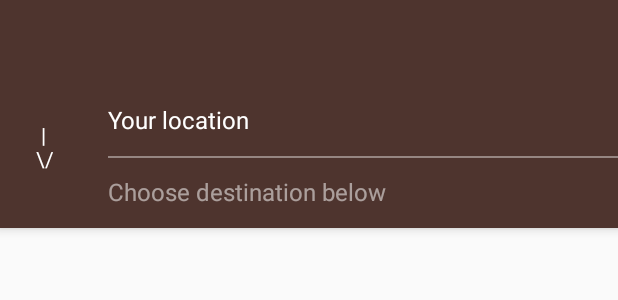
After one commit to mvhs-apps/mvhs-app, an Android app: the layout navigation_selection_appbar.xml on its own in the app's theme, with its tools: preview values and no code run, on a phone screen of 412 x 824 dp. The commit adds this screen. Shown: the top 300 px of the screen. Run offline under Robolectric (Android 15) with nearby library versions, the phone set to English and light mode, and no system bars.

Commit message:
FAB, navigation UI, etc

```diff
--- a/app/src/main/java/com/mvhsapp/app/MapListFragment.java
+++ b/app/src/main/java/com/mvhsapp/app/MapListFragment.java
@@ -115,7 +115,8 @@ public class MapListFragment extends Fragment {
                 itemView.setOnClickListener(new View.OnClickListener() {
                     @Override
                     public void onClick(View v) {
-                        ((MapActivity) getActivity()).showMarkerInfoWindow(mLocations.get(getLayoutPosition()));
+                        MapActivity activity = (MapActivity) getActivity();
+                        activity.onMapListItemClicked(mLocations.get(getLayoutPosition()));
                     }
                 });
             }
--- a/app/src/main/java/com/mvhsapp/app/widget/SearchView.java
+++ b/app/src/main/java/com/mvhsapp/app/widget/SearchView.java
@@ -20,7 +20,7 @@ import com.mvhsapp.app.R;
 import java.lang.reflect.Method;
 
 /**
- * SearchView
+ * SearchView - based on SearchView in appcompat-v7 library's action bar widget
  */
 public class SearchView extends RelativeLayout {
 
@@ -190,6 +190,10 @@ public class SearchView extends RelativeLayout {
         mSearchViewCallback = listener;
     }
 
+    public void focus() {
+        mSearchboxEditText.requestFocus();
+    }
+
     private void setImeVisibility(final boolean visible) {
         if (visible) {
             post(mShowImeRunnable);
--- /dev/null
+++ b/app/src/main/res/layout/navigation_selection_appbar.xml
@@ -0,0 +1,65 @@
+<?xml version="1.0" encoding="utf-8"?>
+<RelativeLayout xmlns:android="http://schemas.android.com/apk/res/android"
+    xmlns:app="http://schemas.android.com/apk/res-auto"
+    xmlns:tools="http://schemas.android.com/tools"
+    android:id="@id/navigation_selection_appbar"
+    android:layout_width="match_parent"
+    android:layout_height="152dp"
+    android:background="#4E342E"
+    android:elevation="4dp"
+    android:theme="@style/ThemeOverlay.AppCompat.Dark"
+    android:visibility="gone"
+    tools:visibility="visible">
+
+    <android.support.v7.widget.Toolbar
+        android:id="@id/navigation_selection_toolbar"
+        android:layout_width="match_parent"
+        android:layout_height="@dimen/abc_action_bar_default_height_material"
+        android:theme="@style/ThemeOverlay.AppCompat.Dark.ActionBar"
+        app:contentInsetStart="72dp" />
+
+    <Button
+        android:id="@+id/navigation_appbar_startingloc_button"
+        android:layout_width="match_parent"
+        android:layout_height="wrap_content"
+        android:layout_below="@id/navigation_selection_toolbar"
+        android:layout_marginStart="64dp"
+        android:background="?selectableItemBackground"
+        android:fontFamily="sans-serif"
+        android:gravity="start|center_vertical"
+        android:paddingLeft="8dp"
+        android:text="Your location"
+        android:textAllCaps="false"
+        android:textColor="@android:color/white"
+        android:textSize="16sp" />
+
+    <Button
+        android:layout_width="match_parent"
+        android:layout_height="wrap_content"
+        android:layout_below="@id/navigation_appbar_startingloc_button"
+        android:layout_marginStart="64dp"
+        android:background="@null"
+        android:fontFamily="sans-serif"
+        android:gravity="start|center_vertical"
+        android:paddingLeft="8dp"
+        android:text="Choose destination below"
+        android:textAllCaps="false"
+        android:textColor="#87ffffff"
+        android:textSize="16sp" />
+
+    <View
+        android:layout_width="match_parent"
+        android:layout_height="1dp"
+        android:layout_below="@id/navigation_appbar_startingloc_button"
+        android:layout_marginLeft="72dp"
+        android:background="#67ffffff" />
+
+    <TextView
+        android:layout_width="16dp"
+        android:layout_height="wrap_content"
+        android:layout_marginLeft="24dp"
+        android:layout_marginTop="80dp"
+        android:text=" |\n\\/"
+        android:textColor="@android:color/white" />
+
+</RelativeLayout>
--- a/app/src/main/res/values/colors.xml
+++ b/app/src/main/res/values/colors.xml
@@ -1,6 +1,6 @@
 <?xml version="1.0" encoding="utf-8"?>
 <resources>
-    <item name="primary_dark" type="color">#F9A825</item>
+    <item name="primary_dark" type="color">#FBC02D</item>
     <item name="primary" type="color">#FDD835</item>
     <item name="accent" type="color">#FFD600</item>
 </resources>
--- a/app/src/main/res/values/ids.xml
+++ b/app/src/main/res/values/ids.xml
@@ -3,8 +3,6 @@
     <item name="main_button" type="id" />
     <item name="map_button" type="id" />
     <item name="activity_map_fragment_container" type="id" />
-    <item name="activity_map_button_clear_nav" type="id" />
-    <item name="activity_map_button_show_nav" type="id" />
     <item name="activity_map_checkbox_debug" type="id" />
     <item name="activity_map_searchbox" type="id" />
     <item name="activity_map_list_fragment_container" type="id" />
@@ -16,7 +14,10 @@
     <item name="searchbox_menu_button" type="id" />
     <item name="searchbox_edittext" type="id" />
     <item name="activity_map_searchbox_background" type="id" />
-    <item name="activity_map_navigation_text" type="id" />
     <item name="activity_map_nav_fab" type="id" />
     <item name="activity_map_my_loc_fab" type="id" />
+    <item name="navigation_selection_appbar" type="id" />
+    <item name="navigation_selection_toolbar" type="id" />
+    <item name="navigation_appbar" type="id" />
+    <item name="navigation_toolbar" type="id" />
 </resources>
```
Also changed, not shown: app/src/main/java/com/mvhsapp/app/MapActivity.java (+186 -84 lines), app/src/main/res/layout/activity_map.xml (+14 -14 lines), app/src/main/res/layout/navigation_appbar.xml (added, +28 -0 lines), app/src/main/res/drawable-hdpi/ic_directions_black_24dp.png (added), app/src/main/res/drawable-hdpi/ic_my_location_black_24dp.png (added), app/src/main/res/drawable-mdpi/ic_directions_black_24dp.png (added), app/src/main/res/drawable-mdpi/ic_my_location_black_24dp.png (added), app/src/main/res/drawable-xhdpi/ic_directions_black_24dp.png (added), app/src/main/res/drawable-xhdpi/ic_my_location_black_24dp.png (added), app/src/main/res/drawable-xxhdpi/ic_directions_black_24dp.png (added), app/src/main/res/drawable-xxhdpi/ic_my_location_black_24dp.png (added), app/src/main/res/drawable-xxxhdpi/ic_directions_black_24dp.png (added), app/src/main/res/drawable-xxxhdpi/ic_my_location_black_24dp.png (added).
